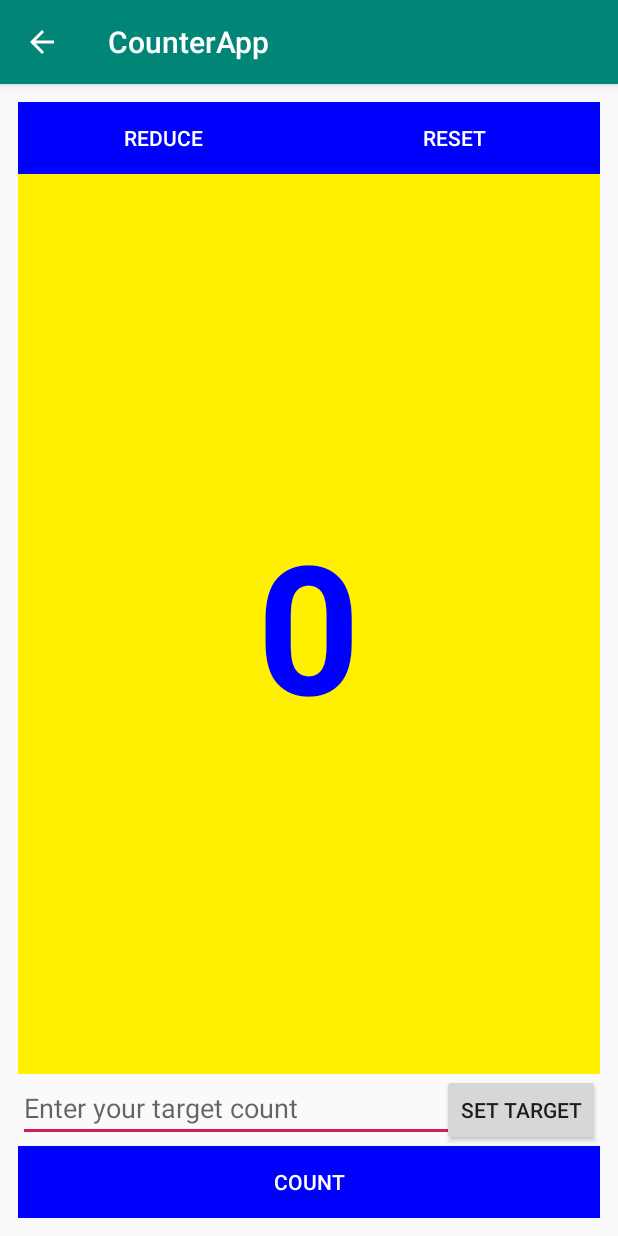
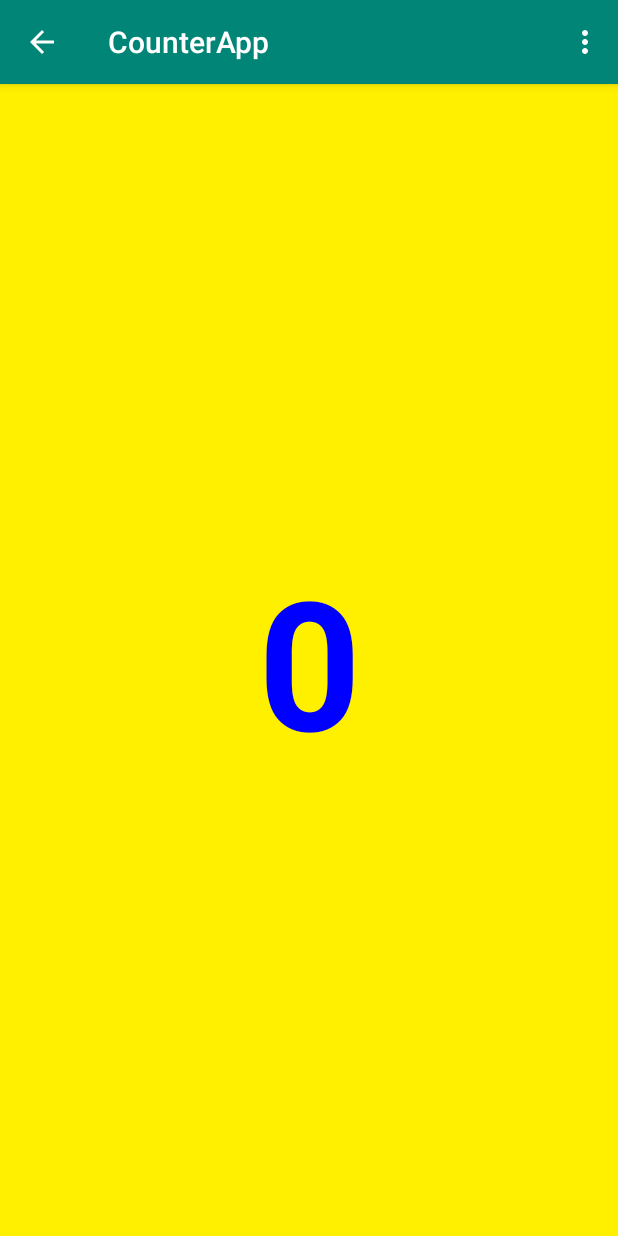
Before and after one commit to vyankatesh24/CounterApp, an Android app: the MainActivity screen opened directly, with no data from a screen before it, on a phone screen of 412 x 824 dp. Run offline under Robolectric (Android 15) with nearby library versions, the phone set to English and light mode, and no system bars.

Commit message:
Added Option menu in Counter. Changed counter design

```diff
--- a/app/build.gradle
+++ b/app/build.gradle
@@ -23,6 +23,7 @@ dependencies {
     implementation fileTree(dir: 'libs', include: ['*.jar'])
     implementation 'androidx.appcompat:appcompat:1.1.0'
     implementation 'androidx.constraintlayout:constraintlayout:1.1.3'
+    implementation 'com.google.android.material:material:1.1.0'
     testImplementation 'junit:junit:4.12'
     androidTestImplementation 'androidx.test.ext:junit:1.1.1'
     androidTestImplementation 'androidx.test.espresso:espresso-core:3.2.0'
--- a/app/src/main/AndroidManifest.xml
+++ b/app/src/main/AndroidManifest.xml
@@ -9,9 +9,10 @@
         android:roundIcon="@mipmap/ic_launcher_round"
         android:supportsRtl="true"
         android:theme="@style/AppTheme">
+
         <activity
             android:name=".StopWatch"
-            android:parentActivityName=".StartActivity"></activity>
+            android:parentActivityName=".StartActivity" />
         <activity android:name=".StartActivity">
             <intent-filter>
                 <action android:name="android.intent.action.MAIN" />
@@ -21,7 +22,7 @@
         </activity>
         <activity
             android:name=".MainActivity"
-            android:parentActivityName=".StartActivity"></activity>
+            android:parentActivityName=".StartActivity" />
     </application>
 
 </manifest>
--- a/app/src/main/res/layout/activity_main.xml
+++ b/app/src/main/res/layout/activity_main.xml
@@ -3,88 +3,54 @@
     xmlns:tools="http://schemas.android.com/tools"
     android:layout_width="match_parent"
     android:layout_height="match_parent"
-    android:padding="12dp"
+    android:background="@color/yellow"
+
+    android:onClick="increaseCount"
     tools:context=".MainActivity">
 
+    <TextView
+        android:id="@+id/count"
+        android:layout_width="match_parent"
+        android:layout_height="match_parent"
+        android:gravity="center_vertical"
+        android:onClick="increaseCount"
+        android:text="0"
 
+        android:textAlignment="center"
+        android:textColor="@color/blue"
+        android:textSize="120sp"
+        android:textStyle="bold" />
 
-    <LinearLayout
-        android:id="@+id/top_buttons"
-        android:layout_width="match_parent"
-        android:orientation="horizontal"
-        android:layout_height="wrap_content">
-    <Button
-        android:id="@+id/reduce_button"
-        android:layout_width="0dp"
-        android:background="@color/blue"
-        android:textColor="@color/white"
-        android:layout_weight="1"
-        android:layout_height="wrap_content"
-        android:layout_alignParentTop="true"
-        android:onClick="reduceCount"
-        android:text="Reduce"></Button>
-
-    <Button
-        android:layout_width="0dp"
-        android:layout_weight="1"
-        android:background="@color/blue"
-        android:layout_height="wrap_content"
-        android:layout_alignParentTop="true"
-        android:textColor="@color/white"
-        android:onClick="reset"
-        android:layout_toRightOf="@id/reduce_button"
-        android:text="Reset"></Button>
-    </LinearLayout>
-
-    <LinearLayout
-
-        android:id="@+id/middle_view"
-        android:layout_width="match_parent"
-        android:layout_height="wrap_content"
-        android:layout_below="@id/top_buttons"
-        android:background="@color/yellow"
-        android:gravity="center"
-        android:layout_above="@id/target_view">
-
-        <TextView
-            android:id="@+id/count"
-            android:layout_width="wrap_content"
-            android:layout_height="wrap_content"
-            android:text="0"
-            android:textColor="@color/blue"
-            android:textSize="120sp"
-            android:textStyle="bold" />
-    </LinearLayout>
 
     <RelativeLayout
         android:id="@+id/target_view"
         android:layout_width="match_parent"
         android:layout_height="wrap_content"
         android:layout_above="@id/count_button"
+        android:visibility="gone"
         android:orientation="horizontal">
 
         <EditText
             android:id="@+id/input_target"
             android:layout_width="match_parent"
             android:layout_height="wrap_content"
-            android:hint="Enter your target count"></EditText>
+            android:hint="Enter your target count" />
 
         <Button
             android:layout_width="wrap_content"
             android:layout_height="wrap_content"
-            android:layout_alignParentRight="true"
-            android:onClick="setTarget"
-            android:text="Set Target"></Button>
+            android:layout_alignParentEnd="true"
+            android:text="Set Target" />
     </RelativeLayout>
 
     <Button
         android:id="@+id/count_button"
         android:layout_width="match_parent"
+        android:text="Count"
         android:background="@color/blue"
         android:textColor="@color/white"
         android:layout_height="wrap_content"
-        android:onClick="increaseCount"
         android:layout_alignParentBottom="true"
-        android:text="Count"></Button>
+        android:visibility="gone" />
 
 </RelativeLayout>
--- /dev/null
+++ b/app/src/main/res/menu/counter.xml
@@ -0,0 +1,21 @@
+<?xml version="1.0" encoding="utf-8"?>
+<menu xmlns:android="http://schemas.android.com/apk/res/android"
+    xmlns:app="http://schemas.android.com/apk/res-auto">
+    <item
+        android:id="@+id/menu_reduce"
+        android:orderInCategory="1"
+        android:title="Reduce"
+        app:showAsAction="never" />
+    <item
+        android:id="@+id/menu_set_target"
+        android:orderInCategory="2"
+        android:title="Set Target"
+        app:showAsAction="never" />
+
+    <item
+        android:id="@+id/menu_reset"
+        android:orderInCategory="3"
+        android:title="Reset"
+        app:showAsAction="never" />
+
+</menu>
```
Also changed, not shown: app/src/main/java/com/vyankatesh/counterapp/MainActivity.java (+66 -22 lines), app/src/main/res/layout/set_target_layout.xml (added, +19 -0 lines).
